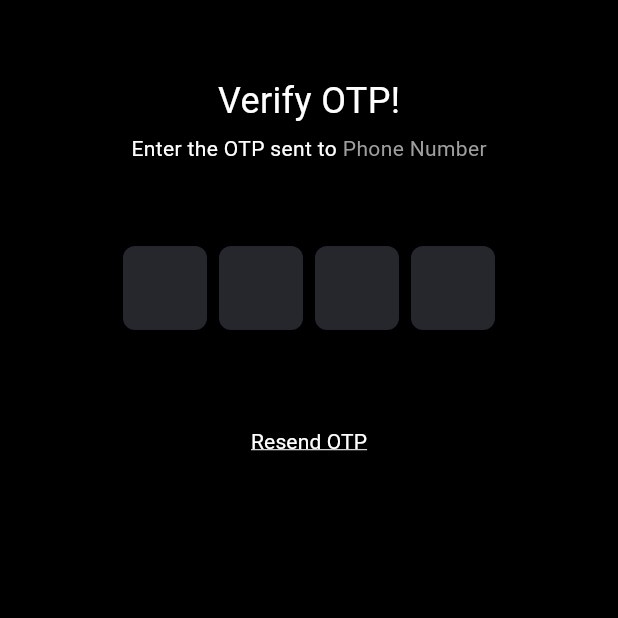
After one commit to sadiqaliyev01/frango_restaurant_app, a Flutter app: the OtpScreen screen opened directly, on a phone screen of 412 x 824 dp, the top half of it. The commit adds this screen. Run offline on Flutter 3.47's test engine with Material 3 defaults, Android fonts, the phone set to English and light mode, and no system bars; drawn by our look-alikes of pinput; our stand-ins replace flutter_svg, hive, hive_flutter, smooth_page_indicator; accounts and stored records are empty.

Commit message:
- OTP page created.

```diff
--- /dev/null
+++ b/lib/presentation/screens/otp_screen/otp_screen.dart
@@ -0,0 +1,119 @@
+import 'dart:async';
+import 'dart:developer';
+
+import 'package:flutter/material.dart';
+import 'package:frango_restaurant_app/presentation/screens/otp_screen/widgets/opt_sign_button.dart';
+import 'package:frango_restaurant_app/utils/constants/app_colors.dart';
+import 'package:frango_restaurant_app/utils/constants/app_strings.dart';
+import 'package:pinput/pinput.dart';
+
+class OtpScreen extends StatelessWidget {
+  final StreamController<bool> _buttonVisibilityController =
+      StreamController<bool>();
+
+  OtpScreen({super.key});
+
+  @override
+  Widget build(BuildContext context) {
+    final defaultPinTheme = PinTheme(
+      width: 56,
+      height: 56,
+      textStyle: const TextStyle(
+          fontSize: 22, color: Colors.white, fontWeight: FontWeight.bold),
+      decoration: BoxDecoration(
+          color: AppColors.gray,
+          borderRadius: BorderRadius.circular(8),
+          border: Border.all(color: Colors.transparent)),
+    );
+
+    return Scaffold(
+      backgroundColor: Colors.black,
+      body: SafeArea(
+        child: Column(
+          mainAxisAlignment: MainAxisAlignment.start,
+          children: [
+            const Padding(
+              padding: EdgeInsets.only(top: 50.0),
+              child: Text(
+                AppStrings.verifyOTPText,
+                style: TextStyle(
+                    color: Colors.white,
+                    fontWeight: FontWeight.normal,
+                    fontSize: 24),
+              ),
+            ),
+            const SizedBox(
+              height: 5,
+            ),
+            const Row(
+              mainAxisAlignment: MainAxisAlignment.center,
+              children: [
+                Text(
+                  AppStrings.otpSentText,
+                  style: TextStyle(color: Colors.white),
+                ),
+                Text(AppStrings.displayPhoneNumber,
+                    style: TextStyle(color: Colors.grey)),
+              ],
+            ),
+            const SizedBox(
+              height: 55,
+            ),
+            Pinput(
+              length: 4,
+              defaultPinTheme: defaultPinTheme,
+              focusedPinTheme: defaultPinTheme.copyWith(
+                  decoration: defaultPinTheme.decoration!.copyWith(
+                      border: Border.all(color: AppColors.lightGray))),
+              onChanged: (pin) {
+                if (pin.length == 4) {
+                  _buttonVisibilityController.sink.add(true);
+                } else {
+                  _buttonVisibilityController.sink.add(false);
+                }
+              },
+              onCompleted: (pin) => log("OTP completed: $pin"),
+            ),
+            const SizedBox(
+              height: 50,
+            ),
+            TextButton(
+              onPressed: () {
+                log("Resend OTP button pressed");
+              },
+              child: const Text(
+                AppStrings.resendOTP,
+                style: TextStyle(
+                  fontWeight: FontWeight.normal,
+                  decoration: TextDecoration.underline,
+                  decorationColor: Colors.white,
+                  color: Colors.white,
+                ),
+              ),
+            ),
+            const SizedBox(
+              height: 50,
+            ),
+            const Spacer(),
+            StreamBuilder<bool>(
+              stream: _buttonVisibilityController.stream,
+              initialData: false,
+              builder: (context, snapshot) {
+                return Visibility(
+                  visible: snapshot.data ?? false,
+                  child: OtpSignButton(
+                    onPressed: () {
+                      log("Sign in button pressed");
+                    },
+                    text: "SIGN IN",
+                  ),
+                );
+              },
+            ),
+            const Spacer(),
+          ],
+        ),
+      ),
+    );
+  }
+}
--- a/lib/utils/constants/app_strings.dart
+++ b/lib/utils/constants/app_strings.dart
@@ -62,4 +62,8 @@ class AppStrings {
   static const String displayTableReserv = "Table reservation";
   static const String displayFoodPlanner = "Food Planner";
   static const String displayContactUs = "Contact us";
+
+  static const String verifyOTPText = "Verify OTP!";
+  static const String otpSentText = "Enter the OTP sent to ";
+  static const String resendOTP = "Resend OTP";
 }
--- a/pubspec.yaml
+++ b/pubspec.yaml
@@ -41,6 +41,7 @@ dependencies:
   hive: ^2.0.0
   hive_flutter: ^1.1.0
   flutter_svg: ^2.0.10+1
+  pinput: ^5.0.0
 
 dev_dependencies:
   flutter_test:
```
Also changed, not shown: lib/presentation/screens/otp_screen/widgets/opt_sign_button.dart (added, +40 -0 lines).
